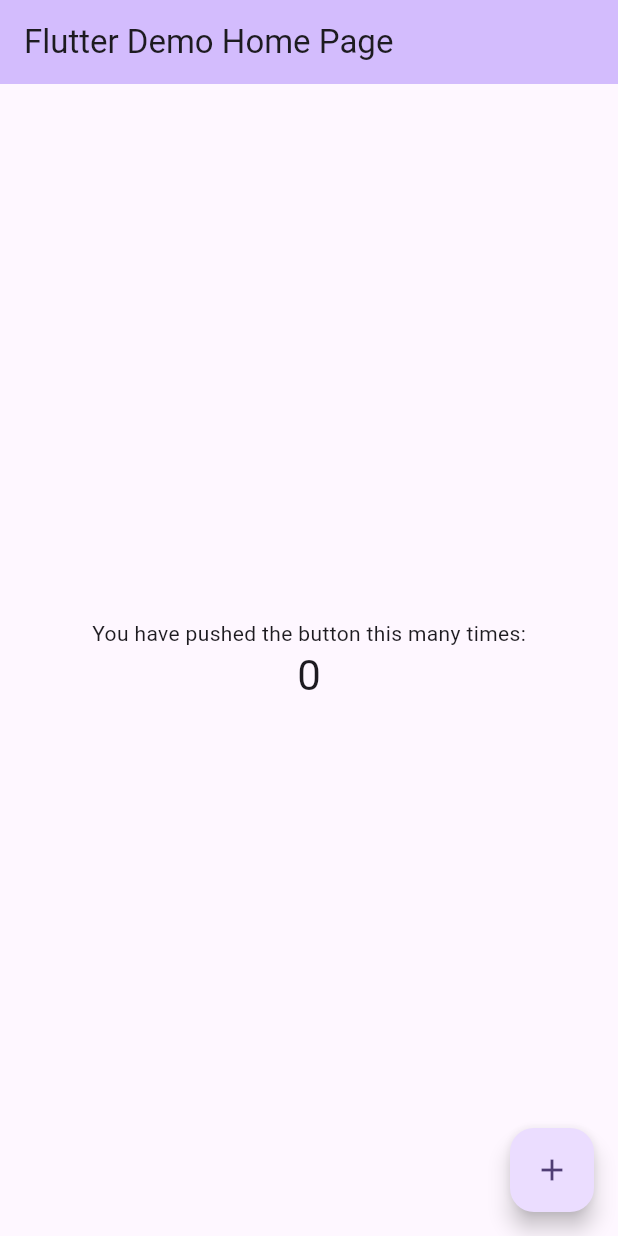
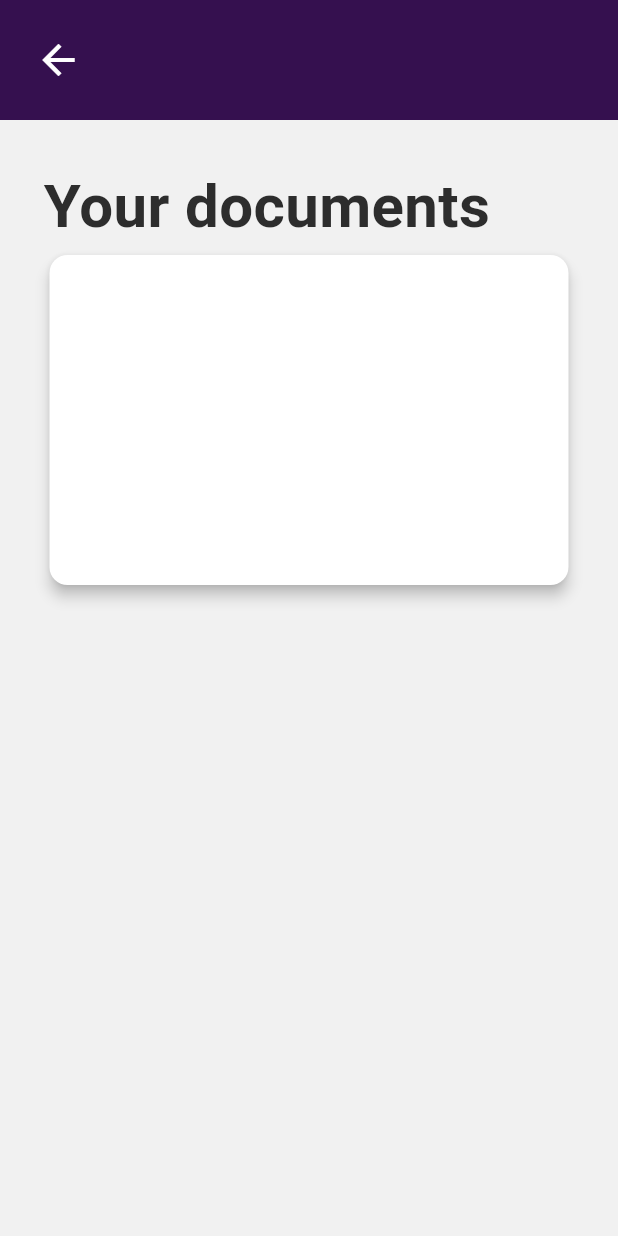
Before and after one commit to Faarab/FlutterGroupApp, a Flutter app: the screen it shows after launch, on a phone screen of 412 x 824 dp. Run offline on Flutter 3.47's test engine with Material 3 defaults, Android fonts, the light colour scheme and no system bars; Roboto replaces fonts that are missing (Poppins).

Commit message:
impostato page document

```diff
--- a/lib/main.dart
+++ b/lib/main.dart
@@ -1,7 +1,7 @@
 import 'package:flutter/material.dart';
 
 void main() {
-  runApp(const MyApp());
+  runApp(MaterialApp(home: SafeArea(child: MyApp())));
 }
 
 class MyApp extends StatelessWidget {
@@ -11,115 +11,59 @@
   @override
   Widget build(BuildContext context) {
     return MaterialApp(
-      title: 'Flutter Demo',
-      theme: ThemeData(
-        // This is the theme of your application.
-        //
-        // TRY THIS: Try running your application with "flutter run". You'll see
-        // the application has a purple toolbar. Then, without quitting the app,
-        // try changing the seedColor in the colorScheme below to Colors.green
-        // and then invoke "hot reload" (save your changes or press the "hot
-        // reload" button in a Flutter-supported IDE, or press "r" if you used
-        // the command line to start the app).
-        //
-        // Notice that the counter didn't reset back to zero; the application
-        // state is not lost during the reload. To reset the state, use hot
-        // restart instead.
-        //
-        // This works for code too, not just values: Most code changes can be
-        // tested with just a hot reload.
-        colorScheme: ColorScheme.fromSeed(seedColor: Colors.deepPurple),
-        useMaterial3: true,
-      ),
-      home: const MyHomePage(title: 'Flutter Demo Home Page'),
+      home: SafeArea(child: Documents()),
     );
   }
 }
 
-class MyHomePage extends StatefulWidget {
-  const MyHomePage({super.key, required this.title});
-
-  // This widget is the home page of your application. It is stateful, meaning
-  // that it has a State object (defined below) that contains fields that affect
-  // how it looks.
-
-  // This class is the configuration for the state. It holds the values (in this
-  // case the title) provided by the parent (in this case the App widget) and
-  // used by the build method of the State. Fields in a Widget subclass are
-  // always marked "final".
-
-  final String title;
-
+class Documents extends StatefulWidget {
   @override
-  State<MyHomePage> createState() => _MyHomePageState();
+  State<Documents> createState() => _DocumentsState();
 }
 
-class _MyHomePageState extends State<MyHomePage> {
-  int _counter = 0;
-
-  void _incrementCounter() {
-    setState(() {
-      // This call to setState tells the Flutter framework that something has
-      // changed in this State, which causes it to rerun the build method below
-      // so that the display can reflect the updated values. If we changed
-      // _counter without calling setState(), then the build method would not be
-      // called again, and so nothing would appear to happen.
-      _counter++;
-    });
-  }
-
+class _DocumentsState extends State<Documents> {
   @override
   Widget build(BuildContext context) {
-    // This method is rerun every time setState is called, for instance as done
-    // by the _incrementCounter method above.
-    //
-    // The Flutter framework has been optimized to make rerunning build methods
-    // fast, so that you can just rebuild anything that needs updating rather
-    // than having to individually change instances of widgets.
     return Scaffold(
         appBar: AppBar(
-        // TRY THIS: Try changing the color here to a specific color (to
-        // Colors.amber, perhaps?) and trigger a hot reload to see the AppBar
-        // change color while the other colors stay the same.
-        backgroundColor: Theme.of(context).colorScheme.inversePrimary,
-        // Here we take the value from the MyHomePage object that was created by
-        // the App.build method, and use it to set our appbar title.
-        title: Text(widget.title),
+          toolbarHeight: 80,
+          backgroundColor: Color.fromRGBO(53, 16, 79, 1),
+          leading: Padding(
+            padding: EdgeInsets.all(23.0),
+            child: Icon(
+              Icons.arrow_back,
+              color: Colors.white,
+              size: 32,
             ),
-      body: Center(
-        // Center is a layout widget. It takes a single child and positions it
-        // in the middle of the parent.
+          ),
+        ),
+        backgroundColor: Color.fromRGBO(241, 241, 241, 1),
+        body: Padding(
+          padding: EdgeInsets.all(29.0),
           child: Column(
-          // Column is also a layout widget. It takes a list of children and
-          // arranges them vertically. By default, it sizes itself to fit its
-          // children horizontally, and tries to be as tall as its parent.
-          //
-          // Column has various properties to control how it sizes itself and
-          // how it positions its children. Here we use mainAxisAlignment to
-          // center the children vertically; the main axis here is the vertical
-          // axis because Columns are vertical (the cross axis would be
-          // horizontal).
-          //
-          // TRY THIS: Invoke "debug painting" (choose the "Toggle Debug Paint"
-          // action in the IDE, or press "p" in the console), to see the
-          // wireframe for each widget.
-          mainAxisAlignment: MainAxisAlignment.center,
+            crossAxisAlignment: CrossAxisAlignment.start,
             children: <Widget>[
-            const Text(
-              'You have pushed the button this many times:',
+              Text(
+                "Your documents",
+                style: TextStyle(
+                  fontFamily: 'Poppins',
+                  fontWeight: FontWeight.bold,
+                  fontSize: 40.0,
+                  color: Color.fromRGBO(45, 45, 45, 1),
                 ),
-            Text(
-              '$_counter',
-              style: Theme.of(context).textTheme.headlineMedium,
+              ),
+              Row(
+                children: [
+                  Expanded(
+                      child: Card(
+                    color: Color.fromRGBO(255, 255, 255, 1),
+                    elevation: 4,
+                    child: SizedBox(height: 220),
+                  )),
+                ],
               ),
             ],
           ),
-      ),
-      floatingActionButton: FloatingActionButton(
-        onPressed: _incrementCounter,
-        tooltip: 'Increment',
-        child: const Icon(Icons.add),
-      ), // This trailing comma makes auto-formatting nicer for build methods.
-    );
+        ));
   }
 }
```
Lines whose indentation alone changed are shown as unchanged.
